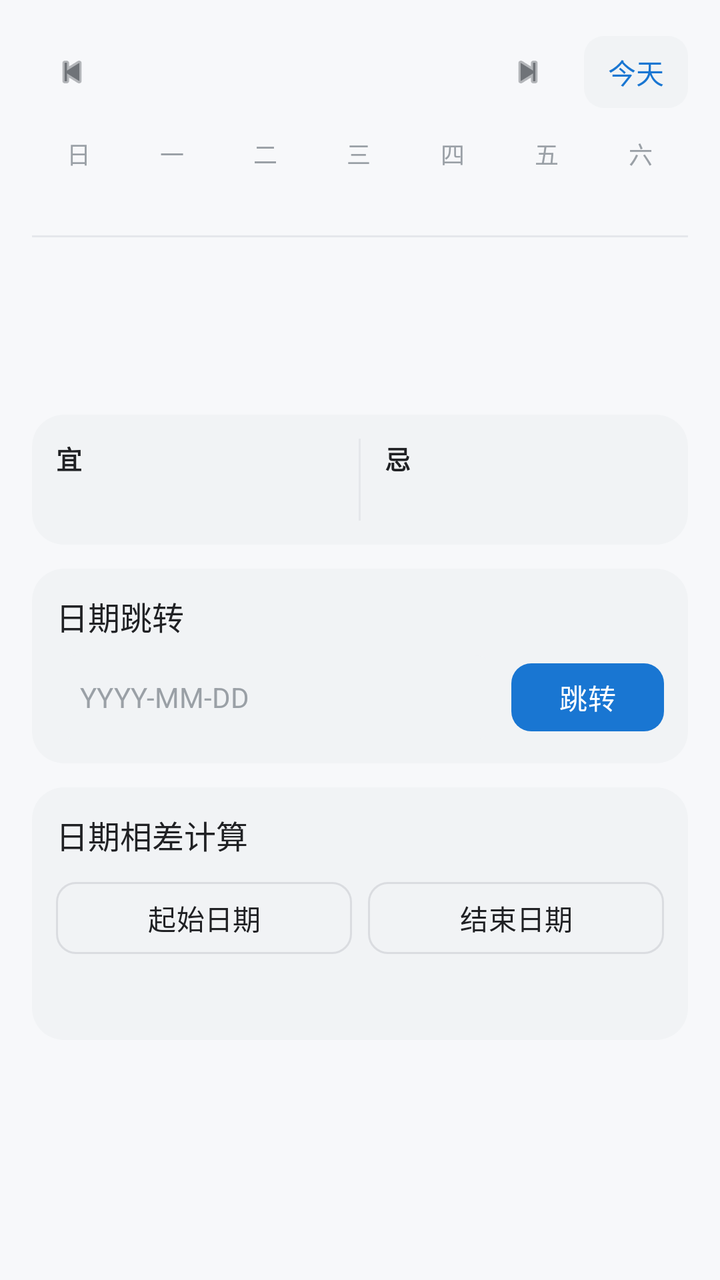
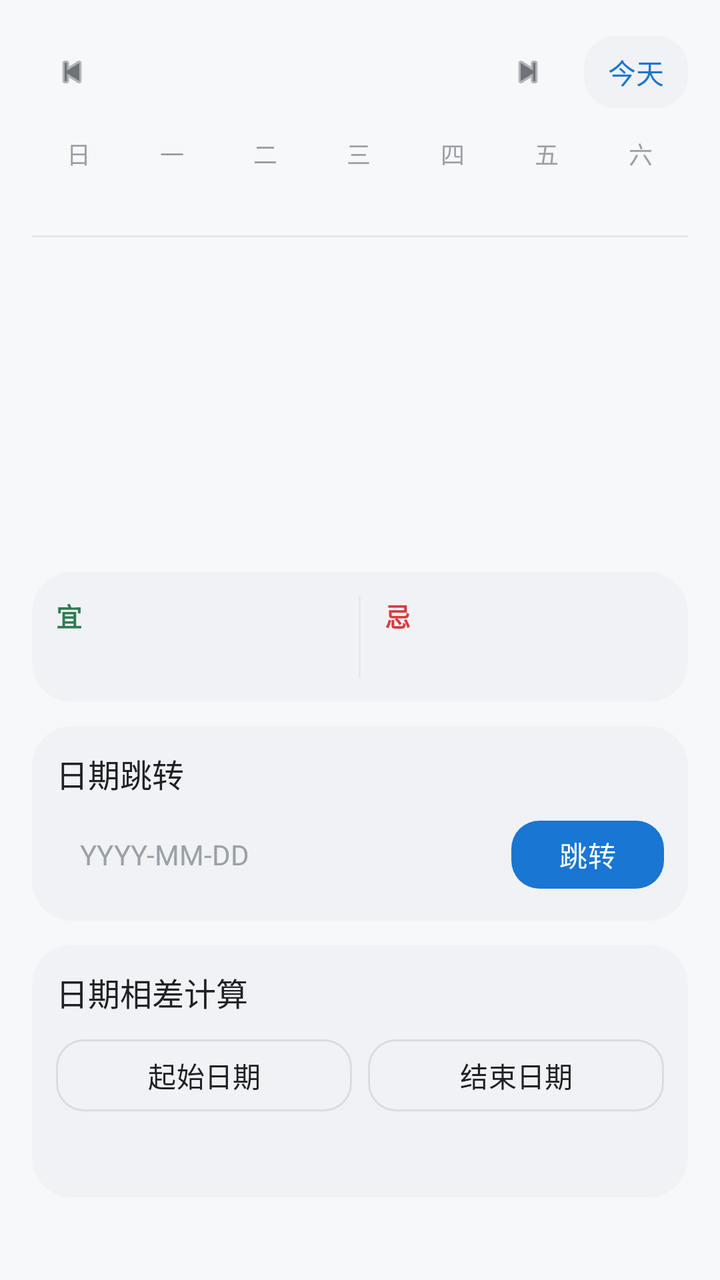

Before-and-after screenshots of an Android layout around one commit, followed by the original layout XML and the change that was made.
<!-- AndroidManifest.xml: application theme Theme.Suntime -->
<!-- res/layout/fragment_calendar.xml -->
<?xml version="1.0" encoding="utf-8"?>
<ScrollView xmlns:android="http://schemas.android.com/apk/res/android"
    xmlns:app="http://schemas.android.com/apk/res-auto"
    android:layout_width="match_parent"
    android:layout_height="match_parent"
    android:background="@color/bg"
    android:fillViewport="true"
    android:scrollbars="none">

    <LinearLayout
        android:layout_width="match_parent"
        android:layout_height="wrap_content"
        android:orientation="vertical"
        android:paddingStart="@dimen/page_padding_h"
        android:paddingEnd="@dimen/page_padding_h"
        android:paddingTop="@dimen/page_padding_top"
        android:paddingBottom="@dimen/space_lg">

        
        <LinearLayout
            android:layout_width="match_parent"
            android:layout_height="wrap_content"
            android:layout_marginTop="@dimen/space_sm"
            android:gravity="center_vertical"
            android:orientation="horizontal">

            <ImageButton
                android:id="@+id/btnPrevMonth"
                style="@style/Widget.Suntime.Button.Icon"
                android:layout_width="40dp"
                android:layout_height="40dp"
                android:background="?attr/selectableItemBackgroundBorderless"
                android:contentDescription="上个月"
                android:scaleType="centerInside"
                android:src="@android:drawable/ic_media_previous"
                app:tint="@color/text_secondary" />

            <TextView
                android:id="@+id/tvMonthTitle"
                android:layout_width="0dp"
                android:layout_height="wrap_content"
                android:layout_weight="1"
                android:gravity="center"
                android:maxLines="1"
                android:singleLine="true"
                android:textColor="@color/text_primary"
                android:textSize="@dimen/text_page_title"
                android:textStyle="bold" />

            <ImageButton
                android:id="@+id/btnNextMonth"
                style="@style/Widget.Suntime.Button.Icon"
                android:layout_width="40dp"
                android:layout_height="40dp"
                android:background="?attr/selectableItemBackgroundBorderless"
                android:contentDescription="下个月"
                android:scaleType="centerInside"
                android:src="@android:drawable/ic_media_next"
                app:tint="@color/text_secondary" />

            <TextView
                android:id="@+id/btnToday"
                android:layout_width="wrap_content"
                android:layout_height="36dp"
                android:layout_marginStart="@dimen/space_sm"
                android:background="@drawable/bg_search"
                android:gravity="center"
                android:paddingStart="@dimen/space_md"
                android:paddingEnd="@dimen/space_md"
                android:text="今天"
                android:textColor="@color/primary"
                android:textSize="14sp" />
        </LinearLayout>

        
        <LinearLayout
            android:layout_width="match_parent"
            android:layout_height="wrap_content"
            android:layout_marginTop="@dimen/space_md"
            android:orientation="vertical">

            
            <LinearLayout
                android:layout_width="match_parent"
                android:layout_height="wrap_content"
                android:orientation="horizontal">

                <TextView android:layout_width="0dp" android:layout_height="wrap_content" android:layout_weight="1" android:gravity="center" android:text="日" android:textColor="@color/text_tertiary" android:textSize="12sp" />
                <TextView android:layout_width="0dp" android:layout_height="wrap_content" android:layout_weight="1" android:gravity="center" android:text="一" android:textColor="@color/text_tertiary" android:textSize="12sp" />
                <TextView android:layout_width="0dp" android:layout_height="wrap_content" android:layout_weight="1" android:gravity="center" android:text="二" android:textColor="@color/text_tertiary" android:textSize="12sp" />
                <TextView android:layout_width="0dp" android:layout_height="wrap_content" android:layout_weight="1" android:gravity="center" android:text="三" android:textColor="@color/text_tertiary" android:textSize="12sp" />
                <TextView android:layout_width="0dp" android:layout_height="wrap_content" android:layout_weight="1" android:gravity="center" android:text="四" android:textColor="@color/text_tertiary" android:textSize="12sp" />
                <TextView android:layout_width="0dp" android:layout_height="wrap_content" android:layout_weight="1" android:gravity="center" android:text="五" android:textColor="@color/text_tertiary" android:textSize="12sp" />
                <TextView android:layout_width="0dp" android:layout_height="wrap_content" android:layout_weight="1" android:gravity="center" android:text="六" android:textColor="@color/text_tertiary" android:textSize="12sp" />
            </LinearLayout>

            <androidx.recyclerview.widget.RecyclerView
                android:id="@+id/rvCalendar"
                android:layout_width="match_parent"
                android:layout_height="wrap_content"
                android:layout_marginTop="@dimen/space_xs"
                android:nestedScrollingEnabled="false"
                android:overScrollMode="never" />
        </LinearLayout>

        
        <LinearLayout
            android:layout_width="match_parent"
            android:layout_height="wrap_content"
            android:layout_marginTop="@dimen/space_md"
            android:orientation="vertical"
            android:paddingTop="@dimen/space_lg"
            android:paddingBottom="@dimen/space_md">

            <View
                android:layout_width="match_parent"
                android:layout_height="1dp"
                android:background="@color/divider" />

            <LinearLayout
                android:layout_width="match_parent"
                android:layout_height="wrap_content"
                android:layout_marginTop="@dimen/space_lg"
                android:gravity="bottom"
                android:orientation="horizontal">

                <TextView
                    android:id="@+id/tvGregorian"
                    android:layout_width="wrap_content"
                    android:layout_height="wrap_content"
                    android:includeFontPadding="false"
                    android:textColor="@color/text_primary"
                    android:textSize="30sp"
                    android:textStyle="bold" />

                <TextView
                    android:id="@+id/tvLunar"
                    android:layout_width="0dp"
                    android:layout_height="wrap_content"
                    android:layout_weight="1"
                    android:layout_marginStart="@dimen/space_md"
                    android:layout_marginBottom="3dp"
                    android:textColor="@color/primary"
                    android:textSize="16sp" />

                <TextView
                    android:id="@+id/tvCalWeekday"
                    android:layout_width="wrap_content"
                    android:layout_height="wrap_content"
                    android:layout_marginBottom="4dp"
                    android:textColor="@color/text_secondary"
                    android:textSize="14sp" />
            </LinearLayout>

            <TextView
                android:id="@+id/tvGanZhi"
                android:layout_width="match_parent"
                android:layout_height="wrap_content"
                android:layout_marginTop="@dimen/space_sm"
                android:textColor="@color/text_secondary"
                android:textSize="13sp"
                android:lineSpacingExtra="3dp" />
        </LinearLayout>

        
        <LinearLayout
            android:layout_width="match_parent"
            android:layout_height="wrap_content"
            android:background="@drawable/bg_group"
            android:orientation="horizontal"
            android:padding="@dimen/space_md">

            <LinearLayout
                android:layout_width="0dp"
                android:layout_height="wrap_content"
                android:layout_weight="1"
                android:orientation="vertical">

                <TextView
                    android:layout_width="wrap_content"
                    android:layout_height="wrap_content"
                    android:text="宜"
                    android:textColor="@color/text_primary"
                    android:textSize="13sp"
                    android:textStyle="bold" />

                <TextView
                    android:id="@+id/tvYi"
                    android:layout_width="match_parent"
                    android:layout_height="wrap_content"
                    android:layout_marginTop="@dimen/space_xs"
                    android:textColor="@color/text_secondary"
                    android:textSize="13sp"
                    android:lineSpacingExtra="2dp" />
            </LinearLayout>

            <View
                android:layout_width="1dp"
                android:layout_height="match_parent"
                android:layout_marginStart="@dimen/space_md"
                android:layout_marginEnd="@dimen/space_md"
                android:background="@color/divider" />

            <LinearLayout
                android:layout_width="0dp"
                android:layout_height="wrap_content"
                android:layout_weight="1"
                android:orientation="vertical">

                <TextView
                    android:layout_width="wrap_content"
                    android:layout_height="wrap_content"
                    android:text="忌"
                    android:textColor="@color/text_primary"
                    android:textSize="13sp"
                    android:textStyle="bold" />

                <TextView
                    android:id="@+id/tvJi"
                    android:layout_width="match_parent"
                    android:layout_height="wrap_content"
                    android:layout_marginTop="@dimen/space_xs"
                    android:textColor="@color/text_secondary"
                    android:textSize="13sp"
                    android:lineSpacingExtra="2dp" />
            </LinearLayout>
        </LinearLayout>

        
        <LinearLayout
            android:layout_width="match_parent"
            android:layout_height="wrap_content"
            android:layout_marginTop="@dimen/space_md"
            android:background="@drawable/bg_group"
            android:orientation="vertical"
            android:padding="@dimen/space_md">

            <TextView
                android:layout_width="wrap_content"
                android:layout_height="wrap_content"
                android:text="日期跳转"
                style="@style/Text.Suntime.Title" />

            <LinearLayout
                android:layout_width="match_parent"
                android:layout_height="wrap_content"
                android:layout_marginTop="@dimen/space_sm"
                android:gravity="center_vertical"
                android:orientation="horizontal">

                <EditText
                    android:id="@+id/etJump"
                    android:layout_width="0dp"
                    android:layout_height="42dp"
                    android:layout_weight="1"
                    android:background="@drawable/bg_search"
                    android:gravity="center_vertical"
                    android:hint="YYYY-MM-DD"
                    android:importantForAutofill="no"
                    android:inputType="date"
                    android:maxLines="1"
                    android:paddingStart="@dimen/space_md"
                    android:paddingEnd="@dimen/space_md"
                    android:textColor="@color/text_primary"
                    android:textColorHint="@color/text_tertiary"
                    android:textSize="14sp" />

                <Button
                    android:id="@+id/btnJump"
                    style="@style/Widget.Suntime.Button"
                    android:layout_width="wrap_content"
                    android:layout_height="42dp"
                    android:layout_marginStart="@dimen/space_sm"
                    android:minWidth="72dp"
                    android:text="跳转" />
            </LinearLayout>
        </LinearLayout>

        
        <LinearLayout
            android:layout_width="match_parent"
            android:layout_height="wrap_content"
            android:layout_marginTop="@dimen/space_md"
            android:background="@drawable/bg_group"
            android:orientation="vertical"
            android:padding="@dimen/space_md">

            <TextView
                android:layout_width="wrap_content"
                android:layout_height="wrap_content"
                android:text="日期相差计算"
                style="@style/Text.Suntime.Title" />

            <LinearLayout
                android:layout_width="match_parent"
                android:layout_height="wrap_content"
                android:layout_marginTop="@dimen/space_sm"
                android:orientation="horizontal">

                <Button
                    android:id="@+id/btnPickC"
                    style="@style/Widget.Suntime.Button.Outlined"
                    android:layout_width="0dp"
                    android:layout_height="wrap_content"
                    android:layout_weight="1"
                    android:text="起始日期" />

                <Button
                    android:id="@+id/btnPickD"
                    style="@style/Widget.Suntime.Button.Outlined"
                    android:layout_width="0dp"
                    android:layout_height="wrap_content"
                    android:layout_weight="1"
                    android:layout_marginStart="@dimen/space_sm"
                    android:text="结束日期" />
            </LinearLayout>

            <TextView
                android:id="@+id/tvDiff2"
                android:layout_width="match_parent"
                android:layout_height="wrap_content"
                android:layout_marginTop="@dimen/space_sm"
                android:textColor="@color/primary"
                android:textSize="14sp" />
        </LinearLayout>

    </LinearLayout>
</ScrollView>
<!-- resources referenced by this layout -->
<resources>
  <color name="bg">#F7F8FA</color>
  <color name="divider">#E5E7EB</color>
  <color name="primary">#1976D2</color>
  <color name="text_primary">#202124</color>
  <color name="text_secondary">#6F7378</color>
  <color name="text_tertiary">#9AA0A6</color>
  <dimen name="page_padding_h">16dp</dimen>
  <dimen name="page_padding_top">8dp</dimen>
  <dimen name="space_lg">16dp</dimen>
  <dimen name="space_md">12dp</dimen>
  <dimen name="space_sm">8dp</dimen>
  <dimen name="space_xs">4dp</dimen>
  <dimen name="text_page_title">20sp</dimen>
  <!-- drawable bg_group (drawable) -->
  <?xml version="1.0" encoding="utf-8"?>
  <shape xmlns:android="http://schemas.android.com/apk/res/android"
      android:shape="rectangle">
      <solid android:color="@color/surface_variant" />
      <corners android:radius="@dimen/radius_md" />
  </shape>
  <!-- drawable bg_search (drawable) -->
  <?xml version="1.0" encoding="utf-8"?>
  <shape xmlns:android="http://schemas.android.com/apk/res/android"
      android:shape="rectangle">
      <solid android:color="@color/surface_variant" />
      <corners android:radius="@dimen/radius_sm" />
  </shape>
  <style name="Text.Suntime.Title" parent="">
          <item name="android:textSize">@dimen/text_item_title</item>
          <item name="android:textColor">@color/text_primary</item>
      </style>
  <style name="Widget.Suntime.Button" parent="Widget.Material3.Button">
          <item name="cornerRadius">@dimen/radius_sm</item>
          <item name="android:minHeight">44dp</item>
          <item name="android:textSize">14sp</item>
          <item name="android:letterSpacing">0.01</item>
          <item name="android:textAllCaps">false</item>
          <item name="rippleColor">@color/primary_container</item>
      </style>
  <style name="Widget.Suntime.Button.Icon" parent="Widget.Material3.Button.IconButton">
          <item name="android:minWidth">40dp</item>
          <item name="android:minHeight">40dp</item>
          <item name="iconTint">@color/text_secondary</item>
          <item name="iconSize">22dp</item>
      </style>
  <style name="Widget.Suntime.Button.Outlined" parent="Widget.Material3.Button.OutlinedButton">
          <item name="cornerRadius">@dimen/radius_sm</item>
          <item name="android:minHeight">44dp</item>
          <item name="android:textSize">14sp</item>
          <item name="android:textAllCaps">false</item>
          <item name="strokeColor">@color/outline</item>
          <item name="android:textColor">@color/text_primary</item>
          <item name="iconTint">@color/primary</item>
      </style>
  <color name="surface_variant">#F1F3F5</color>
  <dimen name="radius_md">16dp</dimen>
  <dimen name="radius_sm">10dp</dimen>
  <dimen name="text_item_title">16sp</dimen>
  <color name="primary_container">#E3F0FC</color>
  <color name="outline">#DADCE0</color>
  <color name="on_primary">#FFFFFFFF</color>
  <color name="on_primary_container">#0F4C91</color>
  <color name="surface">#FFFFFFFF</color>
  <!-- unchanged entries left out for length: 1 -->
</resources>

<!-- the commit's change to res/layout/fragment_calendar.xml (unified diff, before → after) -->
@@ -14,13 +14,13 @@
         android:paddingStart="@dimen/page_padding_h"
         android:paddingEnd="@dimen/page_padding_h"
         android:paddingTop="@dimen/page_padding_top"
-        android:paddingBottom="@dimen/space_lg">
-
-        
-        <LinearLayout
-            android:layout_width="match_parent"
-            android:layout_height="wrap_content"
-            android:layout_marginTop="@dimen/space_sm"
+        android:paddingBottom="@dimen/space_16">
+
+        
+        <LinearLayout
+            android:layout_width="match_parent"
+            android:layout_height="wrap_content"
+            android:layout_marginTop="@dimen/space_8"
             android:gravity="center_vertical"
             android:orientation="horizontal">
 
@@ -62,11 +62,11 @@
                 android:id="@+id/btnToday"
                 android:layout_width="wrap_content"
                 android:layout_height="36dp"
-                android:layout_marginStart="@dimen/space_sm"
+                android:layout_marginStart="@dimen/space_8"
                 android:background="@drawable/bg_search"
                 android:gravity="center"
-                android:paddingStart="@dimen/space_md"
-                android:paddingEnd="@dimen/space_md"
+                android:paddingStart="@dimen/space_12"
+                android:paddingEnd="@dimen/space_12"
                 android:text="今天"
                 android:textColor="@color/primary"
                 android:textSize="14sp" />
@@ -76,7 +76,7 @@
         <LinearLayout
             android:layout_width="match_parent"
             android:layout_height="wrap_content"
-            android:layout_marginTop="@dimen/space_md"
+            android:layout_marginTop="@dimen/space_12"
             android:orientation="vertical">
 
             
@@ -98,7 +98,7 @@
                 android:id="@+id/rvCalendar"
                 android:layout_width="match_parent"
                 android:layout_height="wrap_content"
-                android:layout_marginTop="@dimen/space_xs"
+                android:layout_marginTop="@dimen/space_4"
                 android:nestedScrollingEnabled="false"
                 android:overScrollMode="never" />
         </LinearLayout>
@@ -107,57 +107,56 @@
         <LinearLayout
             android:layout_width="match_parent"
             android:layout_height="wrap_content"
-            android:layout_marginTop="@dimen/space_md"
+            android:layout_marginTop="@dimen/space_12"
             android:orientation="vertical"
-            android:paddingTop="@dimen/space_lg"
-            android:paddingBottom="@dimen/space_md">
+            android:paddingTop="@dimen/space_16"
+            android:paddingBottom="@dimen/space_12">
 
             <View
                 android:layout_width="match_parent"
                 android:layout_height="1dp"
                 android:background="@color/divider" />
 
-            <LinearLayout
-                android:layout_width="match_parent"
-                android:layout_height="wrap_content"
-                android:layout_marginTop="@dimen/space_lg"
-                android:gravity="bottom"
-                android:orientation="horizontal">
-
-                <TextView
-                    android:id="@+id/tvGregorian"
-                    android:layout_width="wrap_content"
-                    android:layout_height="wrap_content"
-                    android:includeFontPadding="false"
-                    android:textColor="@color/text_primary"
-                    android:textSize="30sp"
-                    android:textStyle="bold" />
-
-                <TextView
-                    android:id="@+id/tvLunar"
-                    android:layout_width="0dp"
-                    android:layout_height="wrap_content"
-                    android:layout_weight="1"
-                    android:layout_marginStart="@dimen/space_md"
-                    android:layout_marginBottom="3dp"
-                    android:textColor="@color/primary"
-                    android:textSize="16sp" />
-
-                <TextView
-                    android:id="@+id/tvCalWeekday"
-                    android:layout_width="wrap_content"
-                    android:layout_height="wrap_content"
-                    android:layout_marginBottom="4dp"
-                    android:textColor="@color/text_secondary"
-                    android:textSize="14sp" />
-            </LinearLayout>
-
+            
+            <TextView
+                android:id="@+id/tvDayBig"
+                android:layout_width="wrap_content"
+                android:layout_height="wrap_content"
+                android:layout_marginTop="@dimen/space_20"
+                android:includeFontPadding="false"
+                android:textColor="@color/text_primary"
+                android:textSize="@dimen/text_day_big"
+                android:fontFamily="sans-serif-light"
+                android:letterSpacing="-0.03" />
+
+            
+            <TextView
+                android:id="@+id/tvGregorian"
+                android:layout_width="wrap_content"
+                android:layout_height="wrap_content"
+                android:layout_marginTop="@dimen/space_4"
+                android:includeFontPadding="false"
+                android:textColor="@color/text_primary"
+                android:textSize="17sp"
+                android:textStyle="bold" />
+
+            
+            <TextView
+                android:id="@+id/tvLunarLine"
+                android:layout_width="wrap_content"
+                android:layout_height="wrap_content"
+                android:layout_marginTop="@dimen/space_4"
+                android:includeFontPadding="false"
+                android:textColor="@color/text_secondary"
+                android:textSize="14sp" />
+
+            
             <TextView
                 android:id="@+id/tvGanZhi"
                 android:layout_width="match_parent"
                 android:layout_height="wrap_content"
-                android:layout_marginTop="@dimen/space_sm"
-                android:textColor="@color/text_secondary"
+                android:layout_marginTop="@dimen/space_8"
+                android:textColor="@color/text_tertiary"
                 android:textSize="13sp"
                 android:lineSpacingExtra="3dp" />
         </LinearLayout>
@@ -168,7 +167,7 @@
             android:layout_height="wrap_content"
             android:background="@drawable/bg_group"
             android:orientation="horizontal"
-            android:padding="@dimen/space_md">
+            android:padding="@dimen/space_12">
 
             <LinearLayout
                 android:layout_width="0dp"
@@ -176,11 +175,12 @@
                 android:layout_weight="1"
                 android:orientation="vertical">
 
+                
                 <TextView
                     android:layout_width="wrap_content"
                     android:layout_height="wrap_content"
                     android:text="宜"
-                    android:textColor="@color/text_primary"
+                    android:textColor="@color/green"
                     android:textSize="13sp"
                     android:textStyle="bold" />
 
@@ -188,7 +188,7 @@
                     android:id="@+id/tvYi"
                     android:layout_width="match_parent"
                     android:layout_height="wrap_content"
-                    android:layout_marginTop="@dimen/space_xs"
+                    android:layout_marginTop="@dimen/space_4"
                     android:textColor="@color/text_secondary"
                     android:textSize="13sp"
                     android:lineSpacingExtra="2dp" />
@@ -197,8 +197,8 @@
             <View
                 android:layout_width="1dp"
                 android:layout_height="match_parent"
-                android:layout_marginStart="@dimen/space_md"
-                android:layout_marginEnd="@dimen/space_md"
+                android:layout_marginStart="@dimen/space_12"
+                android:layout_marginEnd="@dimen/space_12"
                 android:background="@color/divider" />
 
             <LinearLayout
@@ -207,11 +207,12 @@
                 android:layout_weight="1"
                 android:orientation="vertical">
 
+                
                 <TextView
                     android:layout_width="wrap_content"
                     android:layout_height="wrap_content"
                     android:text="忌"
-                    android:textColor="@color/text_primary"
+                    android:textColor="@color/red"
                     android:textSize="13sp"
                     android:textStyle="bold" />
 
@@ -219,7 +220,7 @@
                     android:id="@+id/tvJi"
                     android:layout_width="match_parent"
                     android:layout_height="wrap_content"
-                    android:layout_marginTop="@dimen/space_xs"
+                    android:layout_marginTop="@dimen/space_4"
                     android:textColor="@color/text_secondary"
                     android:textSize="13sp"
                     android:lineSpacingExtra="2dp" />
@@ -230,10 +231,10 @@
         <LinearLayout
             android:layout_width="match_parent"
             android:layout_height="wrap_content"
-            android:layout_marginTop="@dimen/space_md"
+            android:layout_marginTop="@dimen/space_12"
             android:background="@drawable/bg_group"
             android:orientation="vertical"
-            android:padding="@dimen/space_md">
+            android:padding="@dimen/space_12">
 
             <TextView
                 android:layout_width="wrap_content"
@@ -244,7 +245,7 @@
             <LinearLayout
                 android:layout_width="match_parent"
                 android:layout_height="wrap_content"
-                android:layout_marginTop="@dimen/space_sm"
+                android:layout_marginTop="@dimen/space_8"
                 android:gravity="center_vertical"
                 android:orientation="horizontal">
 
@@ -259,8 +260,8 @@
                     android:importantForAutofill="no"
                     android:inputType="date"
                     android:maxLines="1"
-                    android:paddingStart="@dimen/space_md"
-                    android:paddingEnd="@dimen/space_md"
+                    android:paddingStart="@dimen/space_12"
+                    android:paddingEnd="@dimen/space_12"
                     android:textColor="@color/text_primary"
                     android:textColorHint="@color/text_tertiary"
                     android:textSize="14sp" />
@@ -270,7 +271,7 @@
                     style="@style/Widget.Suntime.Button"
                     android:layout_width="wrap_content"
                     android:layout_height="42dp"
-                    android:layout_marginStart="@dimen/space_sm"
+                    android:layout_marginStart="@dimen/space_8"
                     android:minWidth="72dp"
                     android:text="跳转" />
             </LinearLayout>
@@ -280,10 +281,10 @@
         <LinearLayout
             android:layout_width="match_parent"
             android:layout_height="wrap_content"
-            android:layout_marginTop="@dimen/space_md"
+            android:layout_marginTop="@dimen/space_12"
             android:background="@drawable/bg_group"
             android:orientation="vertical"
-            android:padding="@dimen/space_md">
+            android:padding="@dimen/space_12">
 
             <TextView
                 android:layout_width="wrap_content"
@@ -294,7 +295,7 @@
             <LinearLayout
                 android:layout_width="match_parent"
                 android:layout_height="wrap_content"
-                android:layout_marginTop="@dimen/space_sm"
+                android:layout_marginTop="@dimen/space_8"
                 android:orientation="horizontal">
 
                 <Button
@@ -311,7 +312,7 @@
                     android:layout_width="0dp"
                     android:layout_height="wrap_content"
                     android:layout_weight="1"
-                    android:layout_marginStart="@dimen/space_sm"
+                    android:layout_marginStart="@dimen/space_8"
                     android:text="结束日期" />
             </LinearLayout>
 
@@ -319,7 +320,7 @@
                 android:id="@+id/tvDiff2"
                 android:layout_width="match_parent"
                 android:layout_height="wrap_content"
-                android:layout_marginTop="@dimen/space_sm"
+                android:layout_marginTop="@dimen/space_8"
                 android:textColor="@color/primary"
                 android:textSize="14sp" />
         </LinearLayout>
<!-- resource entries referenced after the edit -->
@@ -2,37 +2,41 @@
 <resources>
   <color name="bg">#F7F8FA</color>
   <color name="divider">#E5E7EB</color>
+  <color name="green">#2E7D4F</color>
   <color name="primary">#1976D2</color>
+  <color name="red">#D93B3B</color>
   <color name="text_primary">#202124</color>
   <color name="text_secondary">#6F7378</color>
   <color name="text_tertiary">#9AA0A6</color>
   <dimen name="page_padding_h">16dp</dimen>
   <dimen name="page_padding_top">8dp</dimen>
-  <dimen name="space_lg">16dp</dimen>
-  <dimen name="space_md">12dp</dimen>
-  <dimen name="space_sm">8dp</dimen>
-  <dimen name="space_xs">4dp</dimen>
+  <dimen name="space_12">12dp</dimen>
+  <dimen name="space_16">16dp</dimen>
+  <dimen name="space_20">20dp</dimen>
+  <dimen name="space_4">4dp</dimen>
+  <dimen name="space_8">8dp</dimen>
+  <dimen name="text_day_big">56sp</dimen>
   <dimen name="text_page_title">20sp</dimen>
   <!-- drawable bg_group (drawable) -->
   <?xml version="1.0" encoding="utf-8"?>
   <shape xmlns:android="http://schemas.android.com/apk/res/android"
       android:shape="rectangle">
       <solid android:color="@color/surface_variant" />
-      <corners android:radius="@dimen/radius_md" />
+      <corners android:radius="@dimen/radius_card" />
   </shape>
   <!-- drawable bg_search (drawable) -->
   <?xml version="1.0" encoding="utf-8"?>
   <shape xmlns:android="http://schemas.android.com/apk/res/android"
       android:shape="rectangle">
       <solid android:color="@color/surface_variant" />
-      <corners android:radius="@dimen/radius_sm" />
+      <corners android:radius="@dimen/radius_search" />
   </shape>
   <style name="Text.Suntime.Title" parent="">
           <item name="android:textSize">@dimen/text_item_title</item>
           <item name="android:textColor">@color/text_primary</item>
       </style>
   <style name="Widget.Suntime.Button" parent="Widget.Material3.Button">
-          <item name="cornerRadius">@dimen/radius_sm</item>
+          <item name="cornerRadius">@dimen/radius_button</item>
           <item name="android:minHeight">44dp</item>
           <item name="android:textSize">14sp</item>
           <item name="android:letterSpacing">0.01</item>
@@ -46,7 +50,7 @@
           <item name="iconSize">22dp</item>
       </style>
   <style name="Widget.Suntime.Button.Outlined" parent="Widget.Material3.Button.OutlinedButton">
-          <item name="cornerRadius">@dimen/radius_sm</item>
+          <item name="cornerRadius">@dimen/radius_button</item>
           <item name="android:minHeight">44dp</item>
           <item name="android:textSize">14sp</item>
           <item name="android:textAllCaps">false</item>
@@ -54,10 +58,11 @@
           <item name="android:textColor">@color/text_primary</item>
           <item name="iconTint">@color/primary</item>
       </style>
-  <color name="surface_variant">#F1F3F5</color>
-  <dimen name="radius_md">16dp</dimen>
-  <dimen name="radius_sm">10dp</dimen>
+  <color name="surface_variant">#F0F2F5</color>
+  <dimen name="radius_card">20dp</dimen>
+  <dimen name="radius_search">16dp</dimen>
   <dimen name="text_item_title">16sp</dimen>
+  <dimen name="radius_button">14dp</dimen>
   <color name="primary_container">#E3F0FC</color>
   <color name="outline">#DADCE0</color>
   <color name="on_primary">#FFFFFFFF</color>
